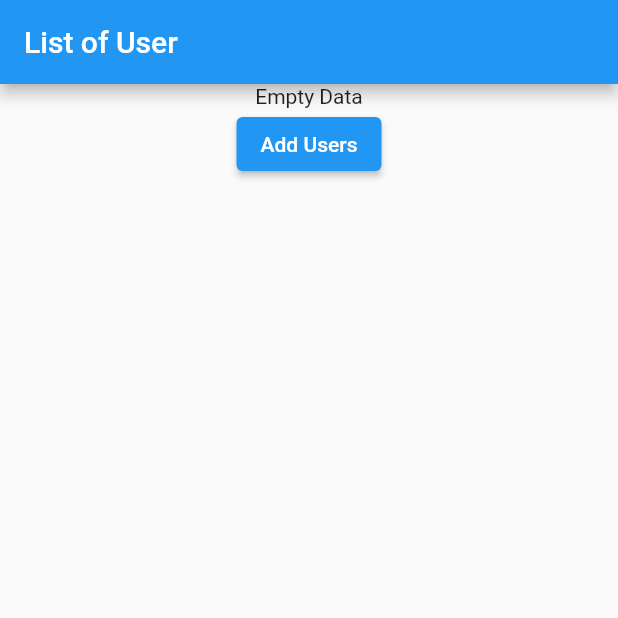
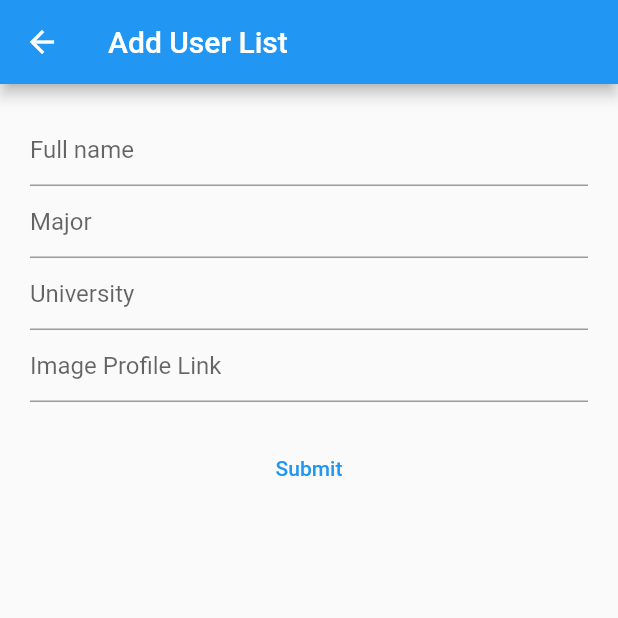
Before and after one commit to DiftaFitrahul/UserOrganizer, a Flutter app: the screen it shows after launch, after a tap on "Add Users", on a phone screen of 412 x 824 dp, the top half of it. Run offline on Flutter 3.47's test engine with Material 2 defaults, Android fonts, the phone set to English and light mode, and no system bars.

Commit message:
feat: finish add user in list

```diff
--- a/lib/Providers/userProvider.dart
+++ b/lib/Providers/userProvider.dart
@@ -6,6 +6,8 @@ class UserProviders with ChangeNotifier {
   List<User> _allUsers = [];
 
   List<User> get allUsers => _allUsers;
+
+  int get usersLength => _allUsers.length;
 
   void addUser(
       {String nameUser,
--- a/lib/Screen/HomeScreen.dart
+++ b/lib/Screen/HomeScreen.dart
@@ -4,6 +4,7 @@ import 'package:flutter/src/widgets/container.dart';
 import 'package:flutter/src/widgets/framework.dart';
 import 'package:provider/provider.dart';
 import 'package:userorganizer/Providers/userProvider.dart';
+import 'package:userorganizer/Screen/addUserScreen.dart';
 import 'package:userorganizer/Widget/UsersListview.dart';
 
 class HomeScreen extends StatelessWidget {
@@ -13,20 +14,39 @@ class HomeScreen extends StatelessWidget {
   Widget build(BuildContext context) {
     final userList = Provider.of<UserProviders>(context, listen: false);
     return Scaffold(
-      appBar: AppBar(title: const Text("List of User")),
-      body: Expanded(
-          child: (userList.allUsers.isEmpty)
-              ? addFirstUser()
-              : const UserListview()),
+      appBar: AppBar(
+        title: const Text("List of User"),
+        actions: [
+          IconButton(
+              onPressed: (() {
+                Navigator.of(context).pushNamed(CustomizeUserScreen.routeName);
+              }),
+              icon: const Icon(Icons.add))
+        ],
+      ),
+      body: GestureDetector(
+        child: Consumer<UserProviders>(
+            builder: (context, value, child) => (userList.allUsers.isEmpty)
+                ? addFirstUser(context)
+                : const UserListview()),
+      ),
     );
   }
 
-  Widget addFirstUser() {
+  Widget addFirstUser(context) {
     return Center(
       child: Column(
+        mainAxisAlignment: MainAxisAlignment.center,
         children: [
           const Text("Empty Data"),
-          ElevatedButton(onPressed: ((){}), child: const Text("Add Users"))
+          const SizedBox(
+            height: 20,
+          ),
+          ElevatedButton(
+              onPressed: (() {
+                Navigator.of(context).pushNamed(CustomizeUserScreen.routeName);
+              }),
+              child: const Text("Add Users"))
         ],
       ),
     );
--- /dev/null
+++ b/lib/Screen/addUserScreen.dart
@@ -0,0 +1,118 @@
+import 'package:flutter/material.dart';
+import 'package:flutter/src/foundation/key.dart';
+import 'package:flutter/src/widgets/container.dart';
+import 'package:flutter/src/widgets/framework.dart';
+import 'package:provider/provider.dart';
+import 'package:userorganizer/Providers/userProvider.dart';
+
+class CustomizeUserScreen extends StatefulWidget {
+  static const routeName = '/Users-list';
+  const CustomizeUserScreen({Key key}) : super(key: key);
+
+  @override
+  State<CustomizeUserScreen> createState() => _CustomizeUserScreenState();
+}
+
+class _CustomizeUserScreenState extends State<CustomizeUserScreen> {
+  final GlobalKey<FormState> _formKey = GlobalKey<FormState>();
+  TextEditingController _nameController;
+  TextEditingController _majorController;
+  TextEditingController _studyAtController;
+  TextEditingController _imageController;
+
+  @override
+  void initState() {
+    super.initState();
+    _nameController = TextEditingController();
+    _majorController = TextEditingController();
+    _studyAtController = TextEditingController();
+    _imageController = TextEditingController();
+  }
+
+  @override
+  void dispose() {
+    _nameController.dispose();
+    _majorController.dispose();
+    _studyAtController.dispose();
+    _imageController.dispose();
+    super.dispose();
+  }
+
+  @override
+  Widget build(BuildContext context) {
+    final userList = Provider.of<UserProviders>(context, listen: false);
+    return Scaffold(
+      appBar: AppBar(
+        title: const Text("Add User List"),
+      ),
+      body: Center(
+          child: Form(
+              key: _formKey,
+              child: Padding(
+                padding: const EdgeInsets.all(20),
+                child: Column(
+                  children: [
+                    TextFormField(
+                      controller: _nameController,
+                      decoration: const InputDecoration(hintText: 'Full name'),
+                      validator: ((value) {
+                        return validatorInput(value, "Name");
+                      }),
+                    ),
+                    TextFormField(
+                      controller: _majorController,
+                      decoration: const InputDecoration(hintText: 'Major'),
+                      validator: ((value) {
+                        return validatorInput(value, "Major");
+                      }),
+                    ),
+                    TextFormField(
+                      controller: _studyAtController,
+                      decoration: const InputDecoration(hintText: 'University'),
+                      validator: ((value) {
+                        return validatorInput(value, "University");
+                      }),
+                    ),
+                    TextFormField(
+                      controller: _imageController,
+                      decoration:
+                          const InputDecoration(hintText: 'Image Profile Link'),
+                      validator: ((value) {
+                        return validatorInput(value, "Image Profile Link");
+                      }),
+                    ),
+                    const SizedBox(
+                      height: 20,
+                    ),
+                    TextButton(
+                        onPressed: () {
+                          if (!_formKey.currentState.validate()) {
+                            return;
+                          }
+                          userList.addUser(
+                              nameUser: _nameController.text,
+                              majorUser: _majorController.text,
+                              studyAtUser: _studyAtController.text,
+                              imageProfileUser: _imageController.text);
+                          print(userList.allUsers[0].name);
+                          Navigator.pop(context);
+                        },
+                        child: const Text("Submit"))
+                  ],
+                ),
+              ))),
+    );
+  }
+
+  String validatorInput(value, inputName) {
+    String result;
+    if (value.isNotEmpty && value.length > 2) {
+      result = null;
+    } else if (value.isNotEmpty && value.length <= 2) {
+      result = "$inputName is too short";
+    } else {
+      result = 'Please enter your $inputName';
+    }
+    return result;
+  }
+}
--- a/lib/main.dart
+++ b/lib/main.dart
@@ -1,6 +1,7 @@
 import 'package:flutter/material.dart';
 import 'package:provider/provider.dart';
 import 'package:userorganizer/Providers/userProvider.dart';
+import 'package:userorganizer/Screen/addUserScreen.dart';
 
 import 'package:userorganizer/Screen/HomeScreen.dart';
 import 'package:userorganizer/Widget/UsersListview.dart';
@@ -23,7 +24,10 @@ class MyApp extends StatelessWidget {
             colorScheme: ColorScheme.fromSwatch(primarySwatch: Colors.blue)
                 .copyWith(secondary: Colors.teal)),
         home: const HomeScreen(),
-        routes: {UserListview.routeName: (context) => const UserListview()},
+        routes: {
+          CustomizeUserScreen.routeName: (context) =>
+              const CustomizeUserScreen()
+        },
       ),
     );
   }
```
Also changed, not shown: lib/Screen/EditProfile.dart (deleted, +0 -12 lines), lib/Widget/UsersListview.dart (+30 -2 lines), lib/Screen/EditUserScreen.dart (added).
